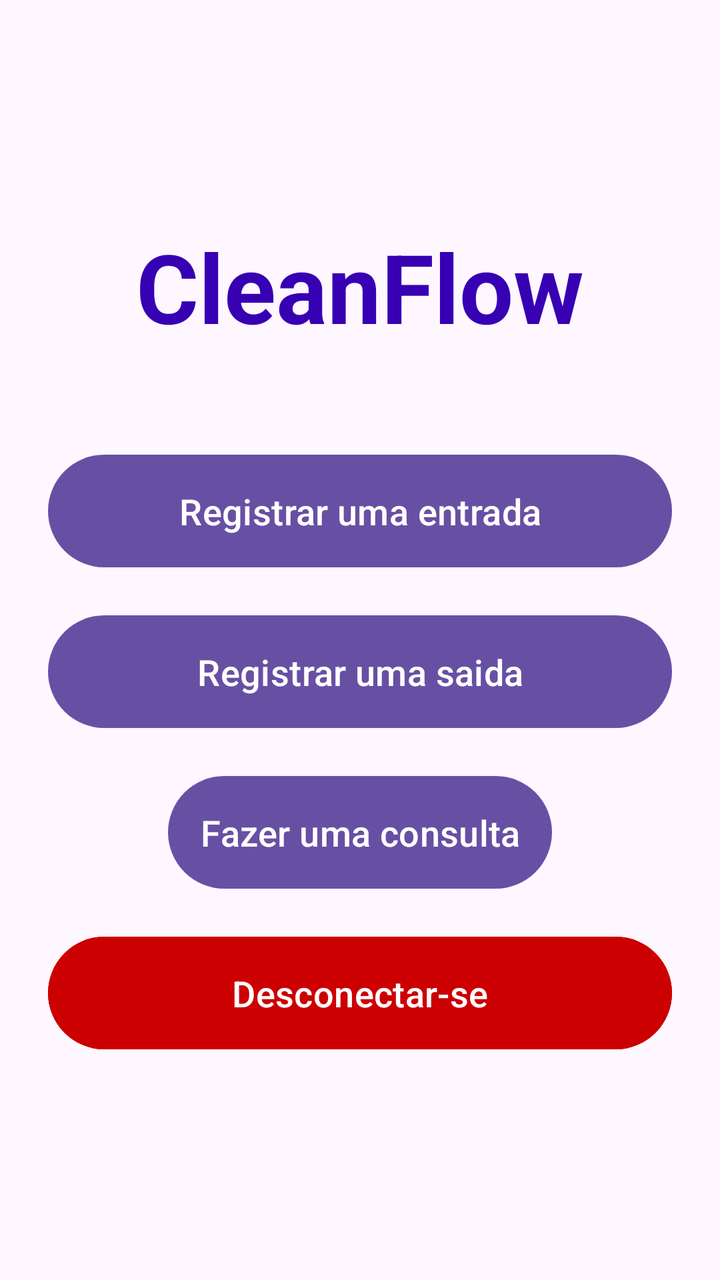
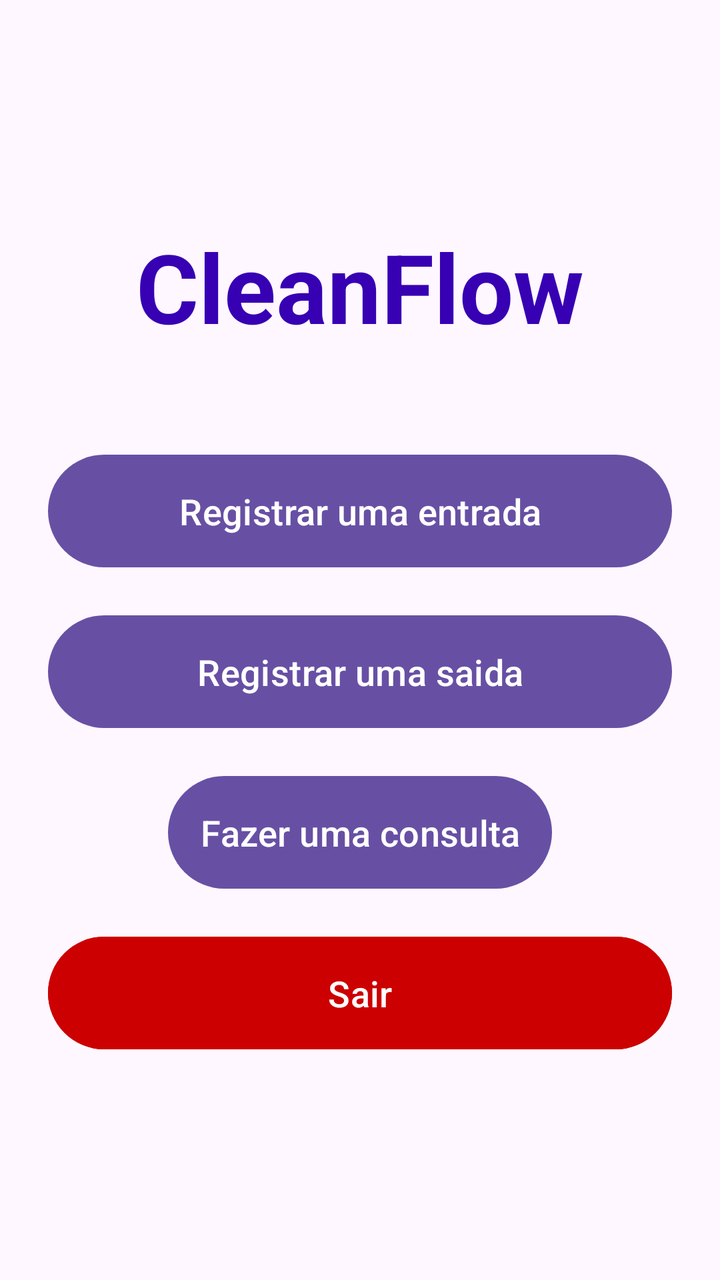

Two renders of the same Android screen: before a commit and after it. Below are the layout's source before the change and the commit's diff.
<!-- AndroidManifest.xml: application theme Theme.Clean_Flow -->
<!-- res/layout/activity_dashboard.xml -->
<?xml version="1.0" encoding="utf-8"?>
<LinearLayout xmlns:android="http://schemas.android.com/apk/res/android"
    xmlns:app="http://schemas.android.com/apk/res-auto"
    xmlns:tools="http://schemas.android.com/tools"
    android:layout_width="match_parent"
    android:layout_height="match_parent"
    android:orientation="vertical"
    android:gravity="center"
    android:padding="24dp"
    tools:context=".DashboardActivity">

    <TextView
        android:layout_width="wrap_content"
        android:layout_height="wrap_content"
        android:text="CleanFlow"
        android:textSize="48sp"
        android:textStyle="bold"
        android:textColor="@color/purple_700"
        android:layout_marginBottom="48dp" />

    <Button
        android:id="@+id/btnEntradaResiduos"
        android:layout_width="match_parent"
        android:layout_height="wrap_content"
        android:text="Registrar uma entrada"
        android:layout_marginBottom="16dp"
        android:padding="16dp"
        android:textSize="18sp"/>

    <Button
        android:id="@+id/btnSaidaResiduos"
        android:layout_width="match_parent"
        android:layout_height="wrap_content"
        android:text="Registrar uma saida"
        android:layout_marginBottom="16dp"
        android:padding="16dp"
        android:textSize="18sp"/>

    <Button
        android:id="@+id/btnConsulta"
        android:layout_width="wrap_content"
        android:layout_height="wrap_content"
        android:text="Fazer uma consulta"
        android:layout_marginBottom="16dp"
        android:padding="16dp"
        android:textSize="18sp" />

    <Button
        android:id="@+id/btnDesconectar" android:layout_width="match_parent"
        android:layout_height="wrap_content"
        android:text="Desconectar-se" android:padding="16dp"
        android:textSize="18sp"
        android:backgroundTint="@android:color/holo_red_dark"/> </LinearLayout>
<!-- resources referenced by this layout -->
<resources>
  <color name="purple_700">#FF3700B3</color>
  <style name="Theme.Clean_Flow" parent="Base.Theme.Clean_Flow" />
  <style name="Base.Theme.Clean_Flow" parent="Theme.Material3.DayNight.NoActionBar">
      </style>
</resources>

<!-- the commit's change to res/layout/activity_dashboard.xml (unified diff, before → after) -->
@@ -48,6 +48,6 @@
     <Button
         android:id="@+id/btnDesconectar" android:layout_width="match_parent"
         android:layout_height="wrap_content"
-        android:text="Desconectar-se" android:padding="16dp"
+        android:text="Sair" android:padding="16dp"
         android:textSize="18sp"
         android:backgroundTint="@android:color/holo_red_dark"/> </LinearLayout>
